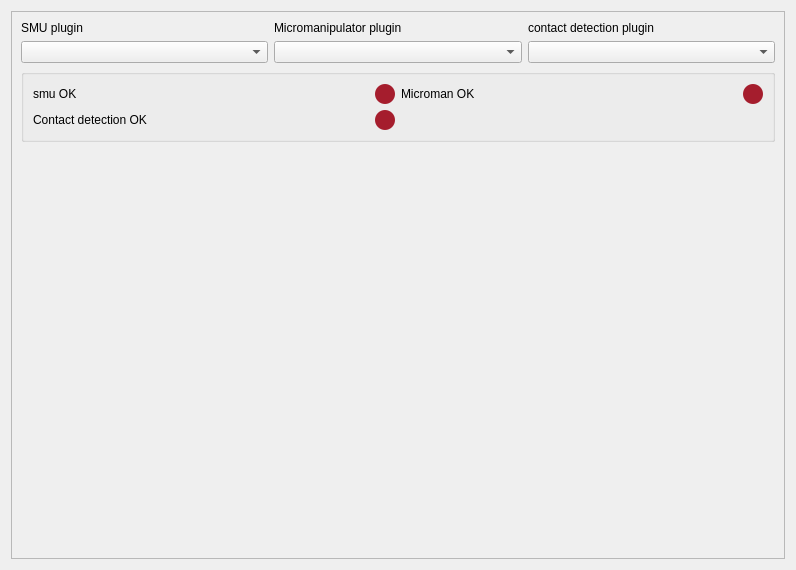
Qt form plugins/touchDetect/touchDetect_Settings.ui (pyIVLS/pyIVLS) before a commit.
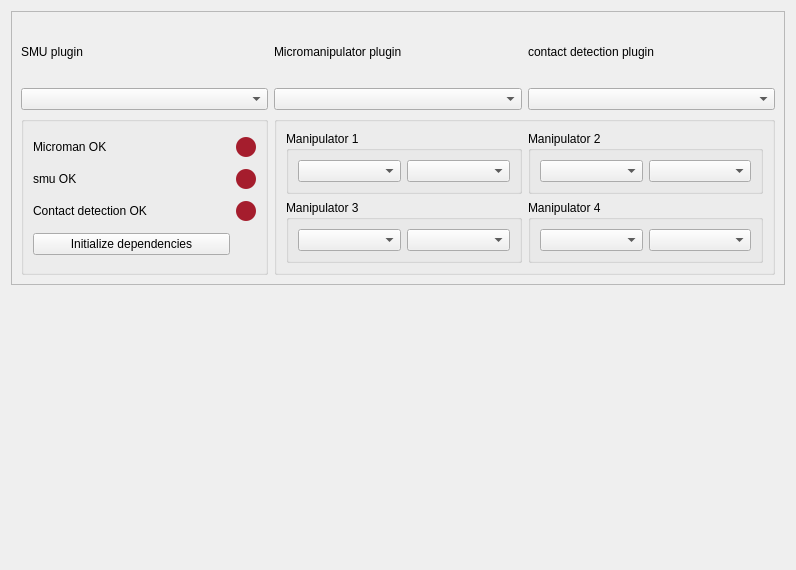
The same form after that commit.

Commit message: touch detect selecting channels and stuff in GUI

```diff
--- a/plugins/touchDetect/touchDetect_Settings.ui
+++ b/plugins/touchDetect/touchDetect_Settings.ui
@@ -31,41 +31,10 @@
         <x>0</x>
         <y>0</y>
         <width>776</width>
-        <height>550</height>
+        <height>382</height>
        </rect>
       </property>
       <layout class="QGridLayout" name="gridLayout_3">
-       <item row="0" column="0">
-        <widget class="QLabel" name="label">
-         <property name="text">
-          <string>SMU plugin</string>
-         </property>
-        </widget>
-       </item>
-       <item row="1" column="0">
-        <widget class="QComboBox" name="smuBox">
-         <property name="placeholderText">
-          <string>no SMU plugins found</string>
-         </property>
-        </widget>
-       </item>
-       <item row="1" column="1">
-        <widget class="QComboBox" name="micromanipulatorBox">
-         <property name="placeholderText">
-          <string>no Micromanipulators found</string>
-         </property>
-        </widget>
-       </item>
-       <item row="3" column="0">
-        <spacer name="verticalSpacer">
-         <property name="sizeHint" stdset="0">
-          <size>
-           <width>20</width>
-           <height>264</height>
-          </size>
-         </property>
-        </spacer>
-       </item>
        <item row="0" column="2">
         <widget class="QLabel" name="label_3">
          <property name="text">
@@ -73,6 +42,20 @@
          </property>
         </widget>
        </item>
+       <item row="1" column="1">
+        <widget class="QComboBox" name="micromanipulatorBox">
+         <property name="placeholderText">
+          <string>no Micromanipulators found</string>
+         </property>
+        </widget>
+       </item>
+       <item row="1" column="0">
+        <widget class="QComboBox" name="smuBox">
+         <property name="placeholderText">
+          <string>no SMU plugins found</string>
+         </property>
+        </widget>
+       </item>
        <item row="0" column="1">
         <widget class="QLabel" name="label_2">
          <property name="text">
@@ -80,14 +63,28 @@
          </property>
         </widget>
        </item>
-       <item row="2" column="0" colspan="3">
+       <item row="1" column="2">
+        <widget class="QComboBox" name="condetBox">
+         <property name="placeholderText">
+          <string>No condet plugins found</string>
+         </property>
+        </widget>
+       </item>
+       <item row="0" column="0">
+        <widget class="QLabel" name="label">
+         <property name="text">
+          <string>SMU plugin</string>
+         </property>
+        </widget>
+       </item>
+       <item row="2" column="0">
         <widget class="QGroupBox" name="groupBox">
          <property name="title">
           <string/>
          </property>
          <layout class="QGridLayout" name="gridLayout_2">
-          <item row="0" column="1">
-           <widget class="QLabel" name="smuIndicator">
+          <item row="3" column="1">
+           <widget class="QLabel" name="conIndicator">
             <property name="maximumSize">
              <size>
               <width>20</width>
@@ -105,15 +102,15 @@
             </property>
            </widget>
           </item>
-          <item row="0" column="0">
+          <item row="1" column="0">
            <widget class="QLabel" name="mmStatus">
             <property name="text">
              <string>smu OK</string>
             </property>
            </widget>
           </item>
-          <item row="2" column="1">
-           <widget class="QLabel" name="conIndicator">
+          <item row="0" column="1">
+           <widget class="QLabel" name="mmIndicator">
             <property name="maximumSize">
              <size>
               <width>20</width>
@@ -131,53 +128,151 @@
             </property>
            </widget>
           </item>
-          <item row="0" column="2">
+          <item row="0" column="0">
            <widget class="QLabel" name="sampleStatus">
             <property name="text">
              <string>Microman OK</string>
             </property>
            </widget>
           </item>
-          <item row="2" column="0">
+          <item row="1" column="1">
+           <widget class="QLabel" name="smuIndicator">
+            <property name="maximumSize">
+             <size>
+              <width>20</width>
+              <height>20</height>
+             </size>
+            </property>
+            <property name="styleSheet">
+             <string notr="true">border-radius: 10px;
+background-color:rgb(165, 29, 45);
+min-height: 20px;
+min-width: 20px;</string>
+            </property>
+            <property name="text">
+             <string/>
+            </property>
+           </widget>
+          </item>
+          <item row="3" column="0">
            <widget class="QLabel" name="pointsStatus">
             <property name="text">
              <string>Contact detection OK</string>
             </property>
            </widget>
           </item>
-          <item row="0" column="3">
-           <widget class="QLabel" name="mmIndicator">
-            <property name="maximumSize">
-             <size>
-              <width>20</width>
-              <height>20</height>
-             </size>
-            </property>
-            <property name="styleSheet">
-             <string notr="true">border-radius: 10px;
-background-color:rgb(165, 29, 45);
-min-height: 20px;
-min-width: 20px;</string>
-            </property>
+          <item row="4" column="0">
+           <widget class="QPushButton" name="initButton">
             <property name="text">
-             <string/>
+             <string>Initialize dependencies</string>
             </property>
            </widget>
           </item>
          </layout>
         </widget>
        </item>
-       <item row="1" column="2">
-        <widget class="QComboBox" name="condetBox">
-         <property name="placeholderText">
-          <string>No condet plugins found</string>
+       <item row="2" column="1" colspan="2">
+        <widget class="QGroupBox" name="groupBox_2">
+         <property name="title">
+          <string/>
          </property>
+         <layout class="QGridLayout" name="gridLayout_4">
+          <item row="0" column="1">
+           <widget class="QGroupBox" name="manipulator2">
+            <property name="title">
+             <string>Manipulator 2</string>
+            </property>
+            <layout class="QHBoxLayout" name="horizontalLayout_8">
+             <item>
+              <layout class="QHBoxLayout" name="horizontalLayout_3">
+               <item>
+                <widget class="QComboBox" name="mansmu_2"/>
+               </item>
+               <item>
+                <widget class="QComboBox" name="mancon_2"/>
+               </item>
+              </layout>
+             </item>
+            </layout>
+           </widget>
+          </item>
+          <item row="0" column="0">
+           <widget class="QGroupBox" name="manipulator1">
+            <property name="title">
+             <string>Manipulator 1</string>
+            </property>
+            <layout class="QHBoxLayout" name="horizontalLayout_7">
+             <item>
+              <layout class="QHBoxLayout" name="horizontalLayout_2">
+               <item>
+                <widget class="QComboBox" name="mansmu_1"/>
+               </item>
+               <item>
+                <widget class="QComboBox" name="mancon_1"/>
+               </item>
+              </layout>
+             </item>
+            </layout>
+           </widget>
+          </item>
+          <item row="1" column="1">
+           <widget class="QGroupBox" name="manipulator4">
+            <property name="title">
+             <string>Manipulator 4</string>
+            </property>
+            <layout class="QHBoxLayout" name="horizontalLayout_5">
+             <item>
+              <layout class="QHBoxLayout" name="horizontalLayout_4">
+               <item>
+                <widget class="QComboBox" name="mansmu_4"/>
+               </item>
+               <item>
+                <widget class="QComboBox" name="mancon_4"/>
+               </item>
+              </layout>
+             </item>
+            </layout>
+           </widget>
+          </item>
+          <item row="1" column="0">
+           <widget class="QGroupBox" name="manipulator3">
+            <property name="title">
+             <string>Manipulator 3</string>
+            </property>
+            <layout class="QHBoxLayout" name="horizontalLayout_6">
+             <item>
+              <layout class="QHBoxLayout" name="horizontalLayout">
+               <item>
+                <widget class="QComboBox" name="mansmu_3"/>
+               </item>
+               <item>
+                <widget class="QComboBox" name="mancon_3"/>
+               </item>
+              </layout>
+             </item>
+            </layout>
+           </widget>
+          </item>
+         </layout>
         </widget>
        </item>
       </layout>
      </widget>
     </widget>
    </item>
+   <item row="1" column="0">
+    <spacer name="verticalSpacer">
+     <property name="orientation">
+      <enum>Qt::Orientation::Vertical</enum>
+     </property>
+     <property name="sizeHint" stdset="0">
+      <size>
+       <width>20</width>
+       <height>40</height>
+      </size>
+     </property>
+    </spacer>
+   </item>
   </layout>
  </widget>
  <resources/>
```
The commit also changes 6 other files.
